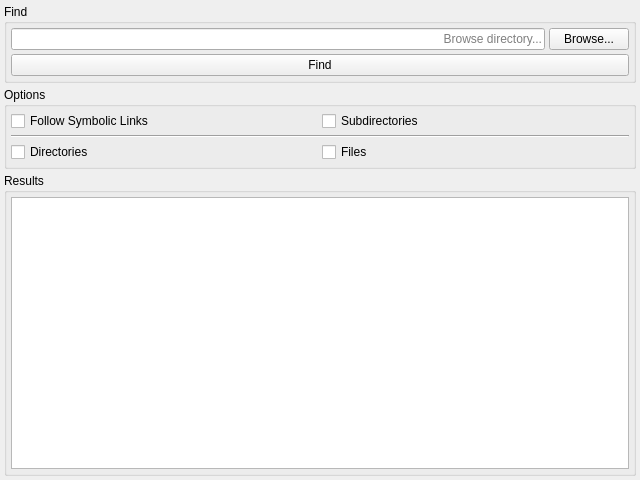
Above: csFiles/ui/forms/WFind.ui from CaSchmidt/csFiles before the change. Below: the same form after it.
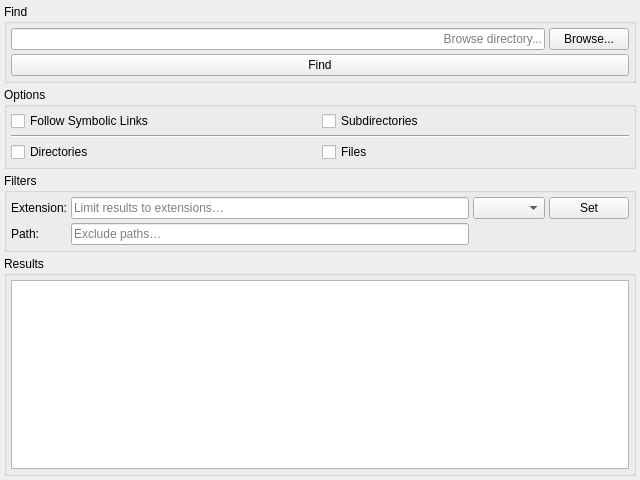
That is the form after the change.

Commit message: Apply ex- & inclusive filters to WFind.

Diff of the .ui file:
```diff
--- a/csFiles/ui/forms/WFind.ui
+++ b/csFiles/ui/forms/WFind.ui
@@ -139,6 +139,74 @@
      </layout>
     </widget>
    </item>
+   <item>
+    <widget class="QGroupBox" name="groupBox_4">
+     <property name="title">
+      <string>Filters</string>
+     </property>
+     <layout class="QGridLayout" name="gridLayout_3">
+      <property name="leftMargin">
+       <number>4</number>
+      </property>
+      <property name="topMargin">
+       <number>4</number>
+      </property>
+      <property name="rightMargin">
+       <number>4</number>
+      </property>
+      <property name="bottomMargin">
+       <number>4</number>
+      </property>
+      <property name="spacing">
+       <number>4</number>
+      </property>
+      <item row="0" column="0">
+       <widget class="QLabel" name="label">
+        <property name="text">
+         <string>Extension:</string>
+        </property>
+       </widget>
+      </item>
+      <item row="0" column="1">
+       <widget class="QLineEdit" name="includeExtensionEdit">
+        <property name="placeholderText">
+         <string>Limit results to extensions…</string>
+        </property>
+        <property name="clearButtonEnabled">
+         <bool>true</bool>
+        </property>
+       </widget>
+      </item>
+      <item row="0" column="2">
+       <widget class="QComboBox" name="comboBox"/>
+      </item>
+      <item row="0" column="3">
+       <widget class="QPushButton" name="pushButton">
+        <property name="text">
+         <string>Set</string>
+        </property>
+       </widget>
+      </item>
+      <item row="1" column="0">
+       <widget class="QLabel" name="label_2">
+        <property name="text">
+         <string>Path:</string>
+        </property>
+       </widget>
+      </item>
+      <item row="1" column="1">
+       <widget class="QLineEdit" name="excludePathEdit">
+        <property name="placeholderText">
+         <string>Exclude paths…</string>
+        </property>
+        <property name="clearButtonEnabled">
+         <bool>true</bool>
+        </property>
+       </widget>
+      </item>
+     </layout>
+    </widget>
+   </item>
    <item>
     <widget class="QGroupBox" name="groupBox_3">
      <property name="title">
```
Left out of the diff: 4 changed lines with no effect on the pictures. The commit also changes 1 other file.
